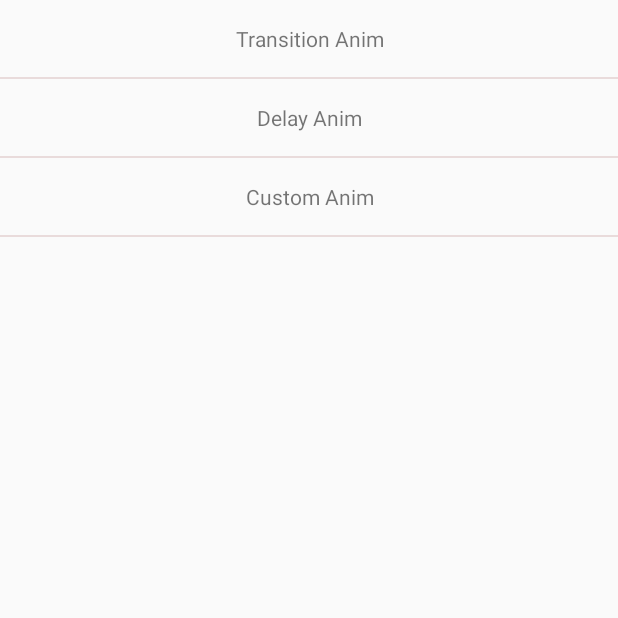
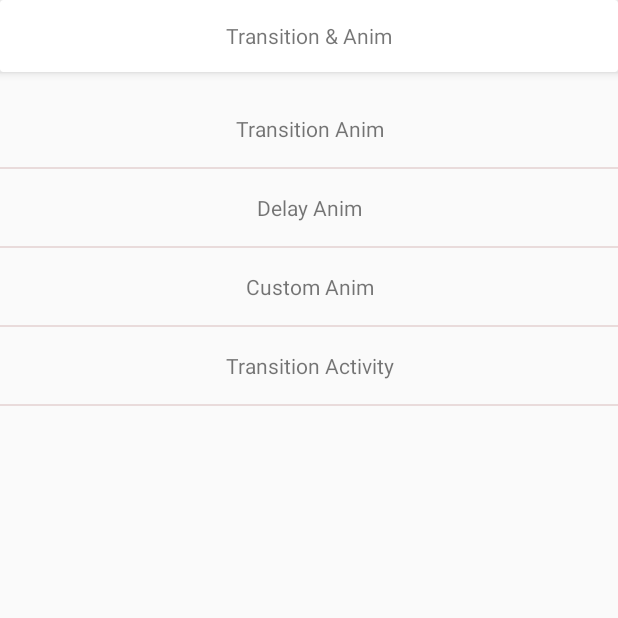
Before and after one commit to sunmTree/KotlinDemo, an Android app: the screen it shows after launch (BaseFragmentActivity), after a tap on "Transition", on a phone screen of 412 x 824 dp, the top half of it. Run offline under Robolectric (Android 15) with nearby library versions, the phone set to English and light mode, and no system bars.

Commit message:
commit with transition activity code

```diff
--- a/app/src/main/java/com/kotlin/module/animation/TransitionFragment.kt
+++ b/app/src/main/java/com/kotlin/module/animation/TransitionFragment.kt
@@ -6,10 +6,7 @@ import android.view.LayoutInflater
 import android.view.View
 import android.view.ViewGroup
 import com.kotlin.demo.R
-import com.kotlin.module.animation.activity.CUSTOM_PAGE
-import com.kotlin.module.animation.activity.DELAY_PAGE
-import com.kotlin.module.animation.activity.FIRST_PAGE
-import com.kotlin.module.animation.activity.TransitionActivity
+import com.kotlin.module.animation.activity.*
 import kotlinx.android.synthetic.main.transition_fragment_layout.*
 
 class TransitionFragment : Fragment() {
@@ -23,6 +20,7 @@ class TransitionFragment : Fragment() {
         transition.setOnClickListener { context?.apply { TransitionActivity.launch(this, FIRST_PAGE) } }
         delay.setOnClickListener { context?.apply { TransitionActivity.launch(this, DELAY_PAGE) } }
         custom.setOnClickListener { context?.apply { TransitionActivity.launch(this, CUSTOM_PAGE) } }
+        transition_activity.setOnClickListener { context?.apply { TransitionActivity.launch(this, TRANSITION_PAGE) } }
     }
 
 }
--- a/app/src/main/res/layout/transition_fragment_layout.xml
+++ b/app/src/main/res/layout/transition_fragment_layout.xml
@@ -6,10 +6,20 @@
         android:layout_height="match_parent"
         android:orientation="vertical">
 
+    <android.support.v7.widget.CardView android:layout_width="match_parent"
+                                        android:layout_height="@dimen/dp_48"
+                                        app:cardElevation="4dp">
+        <TextView android:layout_width="wrap_content"
+                  android:layout_height="wrap_content"
+                  android:layout_gravity="center"
+                  android:text="Transition &amp; Anim"/>
+    </android.support.v7.widget.CardView>
+
     <TextView
             android:id="@+id/transition"
             android:layout_width="match_parent"
             android:layout_height="wrap_content"
+            android:layout_marginTop="@dimen/dp_12"
             android:gravity="center"
             android:padding="@dimen/dp_16"
             android:text="@string/transition"
@@ -42,4 +52,16 @@
     <View android:layout_width="match_parent" android:layout_height="1dp"
           android:background="@color/black_line"/>
 
+    <TextView
+            android:id="@+id/transition_activity"
+            android:layout_width="match_parent"
+            android:layout_height="wrap_content"
+            android:gravity="center"
+            android:padding="@dimen/dp_16"
+            android:text="@string/transition_act"
+            app:layout_constraintTop_toTopOf="parent"/>
+
+    <View android:layout_width="match_parent" android:layout_height="1dp"
+          android:background="@color/black_line"/>
+
 </LinearLayout>
--- /dev/null
+++ b/app/src/main/res/transition/change_image_transform.xml
@@ -0,0 +1,4 @@
+<?xml version="1.0" encoding="utf-8"?>
+<transitionSet xmlns:android="http://schemas.android.com/apk/res/android">
+    <changeImageTransform/>
+</transitionSet>
--- a/app/src/main/res/values/colors.xml
+++ b/app/src/main/res/values/colors.xml
@@ -5,6 +5,7 @@
     <color name="colorAccent">#D81B60</color>
 
     <color name="white">#FFFFFF</color>
+    <color name="black">#000000</color>
     <color name="black_line">#eeE8D9D9</color>
     <color name="custom_one">#2378f1</color>
     <color name="custom_two">#94C54A</color>
--- a/app/src/main/res/values/dimen.xml
+++ b/app/src/main/res/values/dimen.xml
@@ -2,6 +2,7 @@
 <resources>
 
     <dimen name="sp_18">18sp</dimen>
+    <dimen name="sp_22">22sp</dimen>
     <dimen name="sp_16">16sp</dimen>
     <dimen name="sp_14">14sp</dimen>
 
--- a/app/src/main/res/values/strings.xml
+++ b/app/src/main/res/values/strings.xml
@@ -9,6 +9,7 @@
 
     <string name="match_is_calling">invites you to a video call</string>
     <string name="transition">Transition Anim</string>
+    <string name="transition_act">Transition Activity</string>
     <string name="delay_anim">Delay Anim</string>
     <string name="custom_anim">Custom Anim</string>
     <string name="title">Title</string>
--- a/app/src/main/res/values/styles.xml
+++ b/app/src/main/res/values/styles.xml
@@ -21,4 +21,18 @@
         <item name="android:textStyle">bold</item>
     </style>
 
+    <style name="TransitionTheme" parent="AppBarTheme">
+        <!-- enable window transition -->
+        <item name="android:windowActivityTransitions">true</item>
+
+        <!--&lt;!&ndash; specify enter or exit transition &ndash;&gt;-->
+        <!--<item name="android:windowEnterTransition">@android:transition/explode</item>-->
+        <!--<item name="android:windowExitTransition">@android:transition/explode</item>-->
+
+        <!--&lt;!&ndash; specify shared element transitions &ndash;&gt;-->
+        <!--<item name="android:windowSharedElementEnterTransition">@transition/change_image_transform</item>-->
+        <!--<item name="android:windowSharedElementExitTransition">@transition/change_image_transform</item>-->
+
+    </style>
+
 </resources>
```
Also changed, not shown: app/src/main/AndroidManifest.xml (+6 -1 lines), app/src/main/java/com/kotlin/module/animation/activity/NextTransActivity.kt (added, +15 -0 lines), app/src/main/java/com/kotlin/module/animation/activity/TransitionActivity.kt (+3 -4 lines), app/src/main/java/com/kotlin/module/animation/page/TransitionPage.kt (added, +36 -0 lines), app/src/main/res/layout/activity_next_trans.xml (added, +24 -0 lines), app/src/main/res/layout/transition_page_layout.xml (added, +31 -0 lines).
